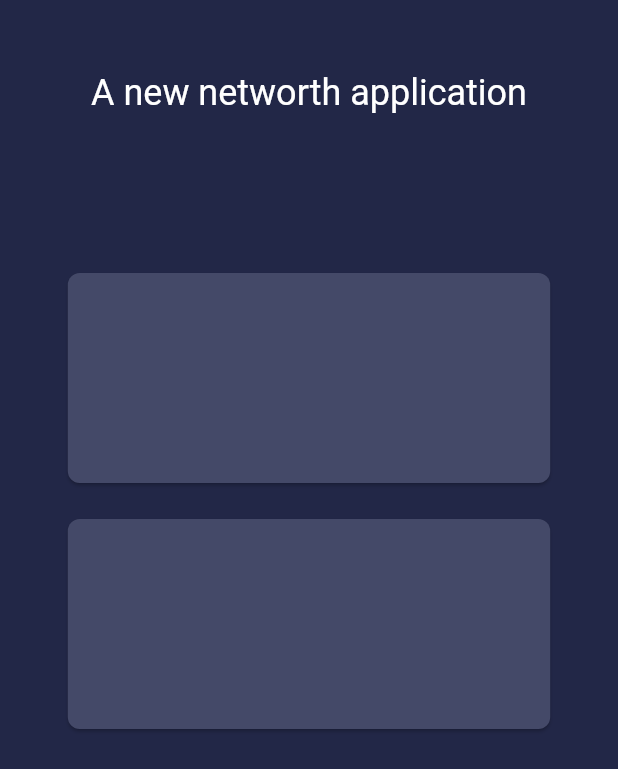
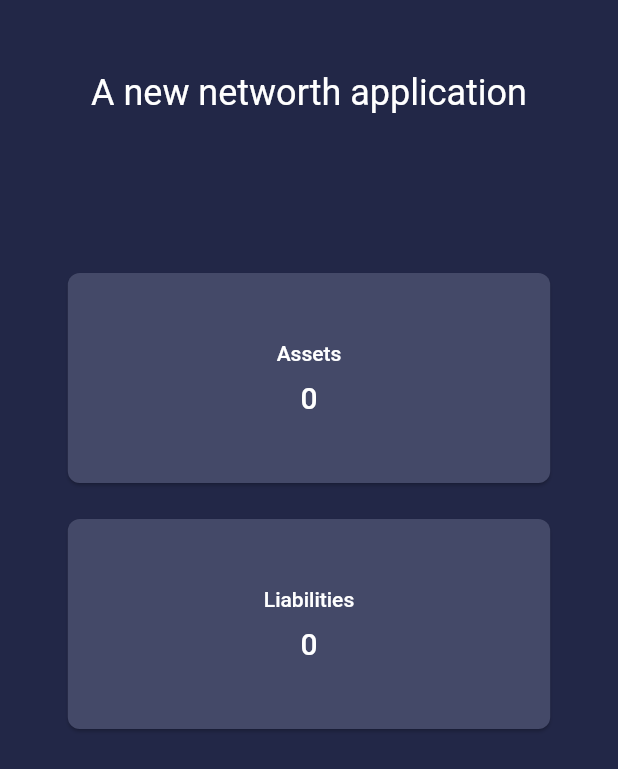
Before and after one commit to Vishnuanand77/NetWorthApp, a Flutter app: the screen it shows after launch, on a phone screen of 412 x 824 dp. Shown: the top 769 px of the screen. Run offline on Flutter 3.47's test engine with Material 2 defaults, Android fonts, the phone set to English and light mode, and no system bars.

Commit message:
Designed Card UI

```diff
--- a/lib/main.dart
+++ b/lib/main.dart
@@ -117,7 +117,26 @@ class AmountCard extends StatelessWidget {
       height: 148,
       width: size.width * 0.8,
       child: Card(
-
+        child: InkWell(
+          onTap: onTap,
+          borderRadius: BorderRadius.circular(8),
+          child: Column(
+            mainAxisAlignment: MainAxisAlignment.center,
+            children: [
+              Text(
+                title,
+                style: Theme.of(context).textTheme.bodyText1,
+              ),
+              SizedBox(
+                height: 10,
+              ),
+              Text(
+                amount.toString(),
+                style: Theme.of(context).textTheme.headline6,
+              )
+            ],
+          ),
+        ),
       ),
     );
   }
```
